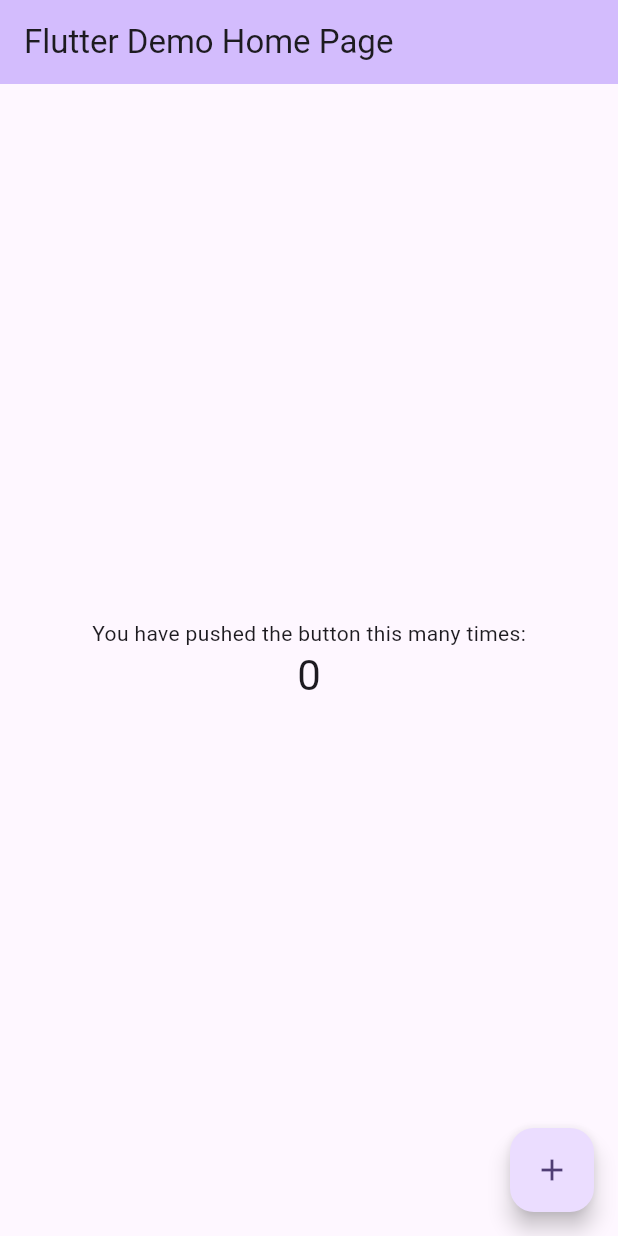
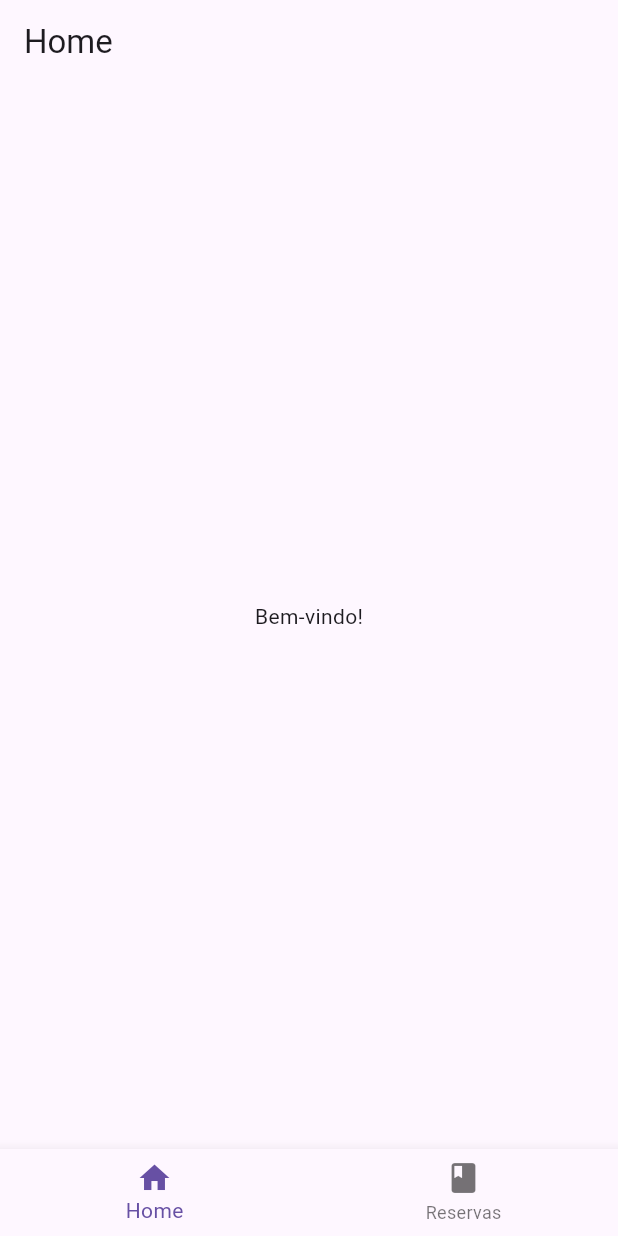
Before and after one commit to joaofds/pim4-app, a Flutter app: the screen it shows after launch, on a phone screen of 412 x 824 dp. Run offline on Flutter 3.47's test engine with Material 3 defaults, Android fonts, the phone set to English and light mode, and no system bars.

Commit message:
views e models de reservas

```diff
--- a/lib/main.dart
+++ b/lib/main.dart
@@ -1,125 +1,56 @@
 import 'package:flutter/material.dart';
+import 'package:pim4/view/home_page.dart';
+import 'package:pim4/view/reservas_page.dart';
 
 void main() {
-  runApp(const MyApp());
+  runApp(MyApp());
 }
 
 class MyApp extends StatelessWidget {
-  const MyApp({super.key});
-
-  // This widget is the root of your application.
   @override
   Widget build(BuildContext context) {
     return MaterialApp(
-      title: 'Flutter Demo',
+      title: 'Reservas',
       theme: ThemeData(
-        // This is the theme of your application.
-        //
-        // TRY THIS: Try running your application with "flutter run". You'll see
-        // the application has a purple toolbar. Then, without quitting the app,
-        // try changing the seedColor in the colorScheme below to Colors.green
-        // and then invoke "hot reload" (save your changes or press the "hot
-        // reload" button in a Flutter-supported IDE, or press "r" if you used
-        // the command line to start the app).
-        //
-        // Notice that the counter didn't reset back to zero; the application
-        // state is not lost during the reload. To reset the state, use hot
-        // restart instead.
-        //
-        // This works for code too, not just values: Most code changes can be
-        // tested with just a hot reload.
-        colorScheme: ColorScheme.fromSeed(seedColor: Colors.deepPurple),
-        useMaterial3: true,
+        primarySwatch: Colors.blue,
       ),
-      home: const MyHomePage(title: 'Flutter Demo Home Page'),
+      home: BottomNavigation(),
     );
   }
 }
 
-class MyHomePage extends StatefulWidget {
-  const MyHomePage({super.key, required this.title});
-
-  // This widget is the home page of your application. It is stateful, meaning
-  // that it has a State object (defined below) that contains fields that affect
-  // how it looks.
-
-  // This class is the configuration for the state. It holds the values (in this
-  // case the title) provided by the parent (in this case the App widget) and
-  // used by the build method of the State. Fields in a Widget subclass are
-  // always marked "final".
-
-  final String title;
-
+class BottomNavigation extends StatefulWidget {
   @override
-  State<MyHomePage> createState() => _MyHomePageState();
+  _BottomNavigationState createState() => _BottomNavigationState();
 }
 
-class _MyHomePageState extends State<MyHomePage> {
-  int _counter = 0;
+class _BottomNavigationState extends State<BottomNavigation> {
+  int _currentIndex = 0;
 
-  void _incrementCounter() {
-    setState(() {
-      // This call to setState tells the Flutter framework that something has
-      // changed in this State, which causes it to rerun the build method below
-      // so that the display can reflect the updated values. If we changed
-      // _counter without calling setState(), then the build method would not be
-      // called again, and so nothing would appear to happen.
-      _counter++;
-    });
-  }
+  final List<Widget> _pages = [HomePage(), ReservasPage()];
 
   @override
   Widget build(BuildContext context) {
-    // This method is rerun every time setState is called, for instance as done
-    // by the _incrementCounter method above.
-    //
-    // The Flutter framework has been optimized to make rerunning build methods
-    // fast, so that you can just rebuild anything that needs updating rather
-    // than having to individually change instances of widgets.
     return Scaffold(
-      appBar: AppBar(
-        // TRY THIS: Try changing the color here to a specific color (to
-        // Colors.amber, perhaps?) and trigger a hot reload to see the AppBar
-        // change color while the other colors stay the same.
-        backgroundColor: Theme.of(context).colorScheme.inversePrimary,
-        // Here we take the value from the MyHomePage object that was created by
-        // the App.build method, and use it to set our appbar title.
-        title: Text(widget.title),
+      body: _pages[_currentIndex],
+      bottomNavigationBar: BottomNavigationBar(
+        currentIndex: _currentIndex,
+        onTap: (index) {
+          setState(() {
+            _currentIndex = index;
+          });
+        },
+        items: [
+          BottomNavigationBarItem(
+            icon: Icon(Icons.home),
+            label: 'Home',
+          ),
+          BottomNavigationBarItem(
+            icon: Icon(Icons.book),
+            label: 'Reservas',
+          ),
+        ],
       ),
-      body: Center(
-        // Center is a layout widget. It takes a single child and positions it
-        // in the middle of the parent.
-        child: Column(
-          // Column is also a layout widget. It takes a list of children and
-          // arranges them vertically. By default, it sizes itself to fit its
-          // children horizontally, and tries to be as tall as its parent.
-          //
-          // Column has various properties to control how it sizes itself and
-          // how it positions its children. Here we use mainAxisAlignment to
-          // center the children vertically; the main axis here is the vertical
-          // axis because Columns are vertical (the cross axis would be
-          // horizontal).
-          //
-          // TRY THIS: Invoke "debug painting" (choose the "Toggle Debug Paint"
-          // action in the IDE, or press "p" in the console), to see the
-          // wireframe for each widget.
-          mainAxisAlignment: MainAxisAlignment.center,
-          children: <Widget>[
-            const Text(
-              'You have pushed the button this many times:',
-            ),
-            Text(
-              '$_counter',
-              style: Theme.of(context).textTheme.headlineMedium,
-            ),
-          ],
-        ),
-      ),
-      floatingActionButton: FloatingActionButton(
-        onPressed: _incrementCounter,
-        tooltip: 'Increment',
-        child: const Icon(Icons.add),
-      ), // This trailing comma makes auto-formatting nicer for build methods.
     );
   }
 }
--- /dev/null
+++ b/lib/view/home_page.dart
@@ -0,0 +1,15 @@
+import 'package:flutter/material.dart';
+
+class HomePage extends StatelessWidget {
+  @override
+  Widget build(BuildContext context) {
+    return Scaffold(
+      appBar: AppBar(
+        title: Text('Home'),
+      ),
+      body: Center(
+        child: Text('Bem-vindo!'),
+      ),
+    );
+  }
+}
```
Also changed, not shown: lib/model/reserva.dart (added, +11 -0 lines), lib/service/api_service.dart (added, +24 -0 lines), lib/view/confirmacao_page.dart (added, +34 -0 lines), lib/view/reservas_page.dart (added, +69 -0 lines).
